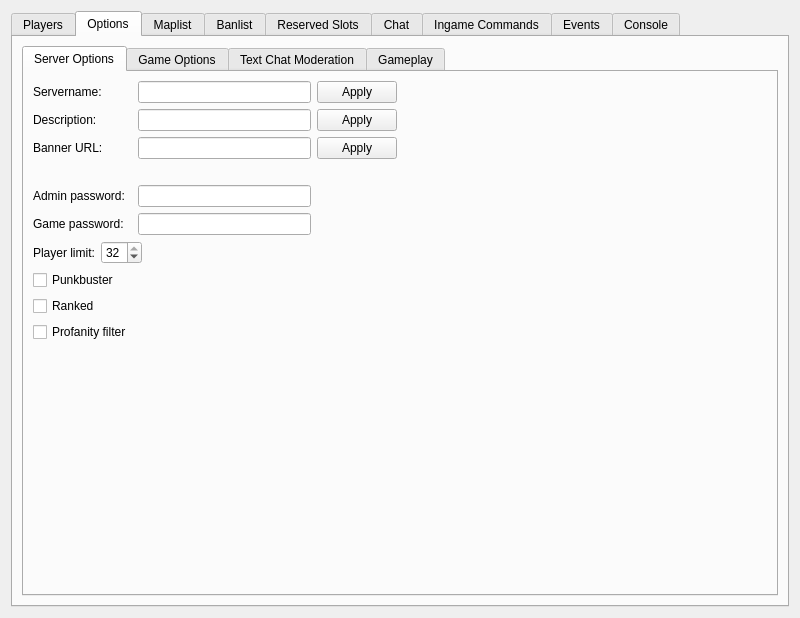
OpenRcon/OpenRcon, file Client/bfbc2/BFBC2.ui: the form before one commit.
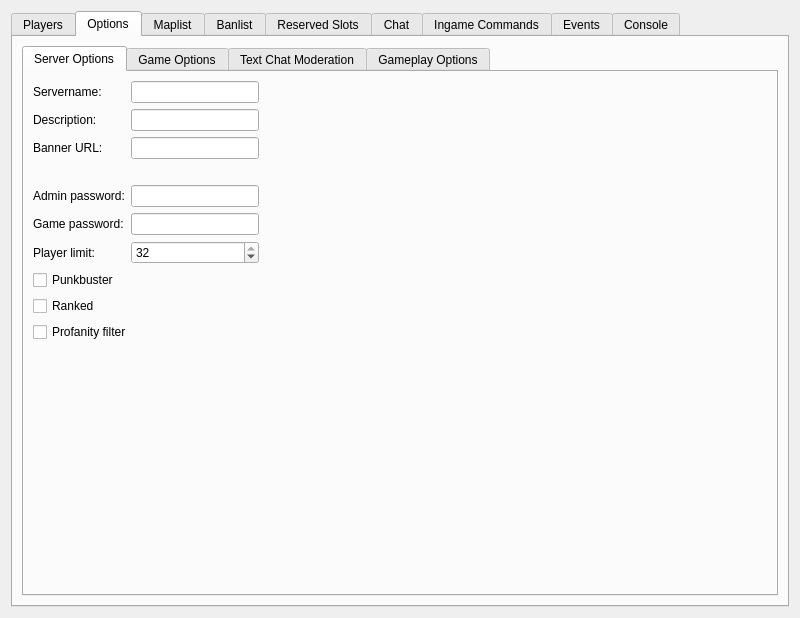
The form after the commit. The open tabs and pages were chosen to show the change. Custom widgets are drawn as their Qt base class.

Commit message: Fixed ui connect's and cleaned up the names.

Patch:
```diff
--- a/Client/bfbc2/BFBC2.ui
+++ b/Client/bfbc2/BFBC2.ui
@@ -371,44 +371,11 @@
           <attribute name="title">
            <string>Server Options</string>
           </attribute>
-          <layout class="QGridLayout" name="gridLayout_6">
-           <item row="2" column="1">
-            <spacer name="horizontalSpacer_3">
-             <property name="orientation">
-              <enum>Qt::Horizontal</enum>
-             </property>
-             <property name="sizeHint" stdset="0">
-              <size>
-               <width>40</width>
-               <height>20</height>
-              </size>
-             </property>
-            </spacer>
-           </item>
-           <item row="3" column="0" colspan="2">
-            <spacer name="verticalSpacer">
-             <property name="orientation">
-              <enum>Qt::Vertical</enum>
-             </property>
-             <property name="sizeHint" stdset="0">
-              <size>
-               <width>20</width>
-               <height>40</height>
-              </size>
-             </property>
-            </spacer>
-           </item>
-           <item row="2" column="0">
-            <layout class="QGridLayout" name="gridLayout_2">
-             <item row="0" column="1">
-              <widget class="QLineEdit" name="lineEdit_op_so_servername">
-               <property name="locale">
-                <locale language="English" country="UnitedStates"/>
-               </property>
-              </widget>
-             </item>
+          <layout class="QGridLayout" name="gridLayout_2">
+           <item row="0" column="0">
+            <layout class="QFormLayout" name="formLayout_2">
              <item row="0" column="0">
-              <widget class="QLabel" name="label_op_so_servername_text">
+              <widget class="QLabel" name="label_op_so_serverName">
                <property name="locale">
                 <locale language="English" country="UnitedStates"/>
                </property>
@@ -417,15 +384,15 @@
                </property>
               </widget>
              </item>
-             <item row="0" column="2">
-              <widget class="QPushButton" name="pushButton_op_so_servername_apply">
-               <property name="text">
-                <string>Apply</string>
+             <item row="0" column="1">
+              <widget class="QLineEdit" name="lineEdit_op_so_serverName">
+               <property name="locale">
+                <locale language="English" country="UnitedStates"/>
                </property>
               </widget>
              </item>
              <item row="1" column="0">
-              <widget class="QLabel" name="label_op_so_serverdescription_text">
+              <widget class="QLabel" name="label_op_so_serverDescription">
                <property name="locale">
                 <locale language="English" country="UnitedStates"/>
                </property>
@@ -435,21 +402,14 @@
               </widget>
              </item>
              <item row="1" column="1">
-              <widget class="QLineEdit" name="lineEdit_op_so_serverdescription">
+              <widget class="QLineEdit" name="lineEdit_op_so_serverDescription">
                <property name="locale">
                 <locale language="English" country="UnitedStates"/>
                </property>
               </widget>
              </item>
-             <item row="1" column="2">
-              <widget class="QPushButton" name="pushButton_op_so_serverdescription_apply">
-               <property name="text">
-                <string>Apply</string>
-               </property>
-              </widget>
-             </item>
              <item row="2" column="0">
-              <widget class="QLabel" name="label_op_so_bannerurl_text">
+              <widget class="QLabel" name="label_op_so_bannerUrl">
                <property name="locale">
                 <locale language="English" country="UnitedStates"/>
                </property>
@@ -459,47 +419,14 @@
               </widget>
              </item>
              <item row="2" column="1">
-              <widget class="QLineEdit" name="lineEdit_op_so_bannerurl">
-               <property name="locale">
-                <locale language="English" country="UnitedStates"/>
-               </property>
-              </widget>
-             </item>
-             <item row="2" column="2">
-              <widget class="QPushButton" name="pushButton_op_so_bannerurl_apply">
-               <property name="text">
-                <string>Apply</string>
-               </property>
-              </widget>
-             </item>
-             <item row="3" column="1">
-              <widget class="QLabel" name="label_op_so_bannerurl_image">
-               <property name="text">
-                <string/>
-               </property>
-              </widget>
-             </item>
-             <item row="4" column="1">
-              <widget class="QLineEdit" name="lineEdit_op_so_adminpassword">
-               <property name="minimumSize">
-                <size>
-                 <width>0</width>
-                 <height>0</height>
-                </size>
-               </property>
-               <property name="maximumSize">
-                <size>
-                 <width>16777215</width>
-                 <height>16777215</height>
-                </size>
-               </property>
+              <widget class="QLineEdit" name="lineEdit_op_so_bannerUrl">
                <property name="locale">
                 <locale language="English" country="UnitedStates"/>
                </property>
               </widget>
              </item>
              <item row="4" column="0">
-              <widget class="QLabel" name="label_op_so_adminpassword">
+              <widget class="QLabel" name="label_op_so_adminPassword">
                <property name="locale">
                 <locale language="English" country="UnitedStates"/>
                </property>
@@ -511,8 +438,27 @@
                </property>
               </widget>
              </item>
+             <item row="4" column="1">
+              <widget class="QLineEdit" name="lineEdit_op_so_adminPassword">
+               <property name="minimumSize">
+                <size>
+                 <width>0</width>
+                 <height>0</height>
+                </size>
+               </property>
+               <property name="maximumSize">
+                <size>
+                 <width>16777215</width>
+                 <height>16777215</height>
+                </size>
+               </property>
+               <property name="locale">
+                <locale language="English" country="UnitedStates"/>
+               </property>
+              </widget>
+             </item>
              <item row="5" column="0">
-              <widget class="QLabel" name="label_so_gamepassword">
+              <widget class="QLabel" name="label_so_gamePassword">
                <property name="locale">
                 <locale language="English" country="UnitedStates"/>
                </property>
@@ -525,7 +471,7 @@
               </widget>
              </item>
              <item row="5" column="1">
-              <widget class="QLineEdit" name="lineEdit_op_so_gamepassword">
+              <widget class="QLineEdit" name="lineEdit_op_so_gamePassword">
                <property name="minimumSize">
                 <size>
                  <width>0</width>
@@ -546,7 +492,69 @@
                </property>
               </widget>
              </item>
-             <item row="7" column="0">
+             <item row="6" column="0">
+              <widget class="QLabel" name="label_so_playerLimit">
+               <property name="locale">
+                <locale language="English" country="UnitedStates"/>
+               </property>
+               <property name="text">
+                <string>Player limit:</string>
+               </property>
+               <property name="alignment">
+                <set>Qt::AlignLeading|Qt::AlignLeft|Qt::AlignVCenter</set>
+               </property>
+              </widget>
+             </item>
+             <item row="6" column="1">
+              <widget class="QSpinBox" name="spinBox_op_so_playerLimit">
+               <property name="minimumSize">
+                <size>
+                 <width>0</width>
+                 <height>0</height>
+                </size>
+               </property>
+               <property name="maximumSize">
+                <size>
+                 <width>16777215</width>
+                 <height>16777215</height>
+                </size>
+               </property>
+               <property name="locale">
+                <locale language="English" country="UnitedStates"/>
+               </property>
+               <property name="maximum">
+                <number>32</number>
+               </property>
+               <property name="value">
+                <number>32</number>
+               </property>
+              </widget>
+             </item>
+             <item row="3" column="1">
+              <widget class="QLabel" name="label_op_so_bannerImage">
+               <property name="text">
+                <string/>
+               </property>
+              </widget>
+             </item>
+            </layout>
+           </item>
+           <item row="0" column="1">
+            <spacer name="horizontalSpacer_3">
+             <property name="orientation">
+              <enum>Qt::Horizontal</enum>
+             </property>
+             <property name="sizeHint" stdset="0">
+              <size>
+               <width>502</width>
+               <height>88</height>
+              </size>
+             </property>
+            </spacer>
+           </item>
+           <item row="1" column="0">
+            <layout class="QVBoxLayout" name="verticalLayout">
+             <item>
               <widget class="QCheckBox" name="checkBox_op_so_ranked">
                <property name="locale">
                 <locale language="English" country="UnitedStates"/>
@@ -556,7 +564,7 @@
                </property>
               </widget>
              </item>
-             <item row="8" column="0">
+             <item>
               <widget class="QCheckBox" name="checkBox_op_so_punkbuster">
                <property name="locale">
                 <locale language="English" country="UnitedStates"/>
@@ -566,7 +574,7 @@
                </property>
               </widget>
              </item>
-             <item row="9" column="0">
+             <item>
               <widget class="QCheckBox" name="checkBox_op_so_profanityFilter">
                <property name="locale">
                 <locale language="English" country="UnitedStates"/>
@@ -576,63 +584,21 @@
                </property>
               </widget>
              </item>
-             <item row="6" column="0" colspan="3">
-              <layout class="QHBoxLayout" name="horizontalLayout_3">
-               <item>
-                <widget class="QLabel" name="label_so_playerlimit">
-                 <property name="locale">
-                  <locale language="English" country="UnitedStates"/>
-                 </property>
-                 <property name="text">
-                  <string>Player limit:</string>
-                 </property>
-                 <property name="alignment">
-                  <set>Qt::AlignLeading|Qt::AlignLeft|Qt::AlignVCenter</set>
-                 </property>
-                </widget>
-               </item>
-               <item>
-                <widget class="QSpinBox" name="spinBox_op_so_playerlimit">
-                 <property name="minimumSize">
-                  <size>
-                   <width>0</width>
-                   <height>0</height>
-                  </size>
-                 </property>
-                 <property name="maximumSize">
-                  <size>
-                   <width>16777215</width>
-                   <height>16777215</height>
-                  </size>
-                 </property>
-                 <property name="locale">
-                  <locale language="English" country="UnitedStates"/>
-                 </property>
-                 <property name="maximum">
-                  <number>32</number>
-                 </property>
-                 <property name="value">
-                  <number>32</number>
-                 </property>
-                </widget>
-               </item>
-               <item>
-                <spacer name="horizontalSpacer_4">
-                 <property name="orientation">
-                  <enum>Qt::Horizontal</enum>
-                 </property>
-                 <property name="sizeHint" stdset="0">
-                  <size>
-                   <width>40</width>
-                   <height>20</height>
-                  </size>
-                 </property>
-                </spacer>
-               </item>
-              </layout>
-             </item>
             </layout>
            </item>
+           <item row="2" column="0" colspan="2">
+            <spacer name="verticalSpacer">
+             <property name="orientation">
+              <enum>Qt::Vertical</enum>
+             </property>
+             <property name="sizeHint" stdset="0">
+              <size>
+               <width>20</width>
+               <height>40</height>
+              </size>
+             </property>
+            </spacer>
+           </item>
           </layout>
          </widget>
          <widget class="QWidget" name="tab_op_go">
@@ -975,7 +941,7 @@
          </widget>
          <widget class="QWidget" name="tab_gameplay">
           <attribute name="title">
-           <string>Gameplay</string>
+           <string>Gameplay Options</string>
           </attribute>
           <layout class="QGridLayout" name="gridLayout_10">
            <item row="0" column="1">
```
Left out of the diff: 75 changed lines with no effect on the pictures. The commit also changes 3 other files.
